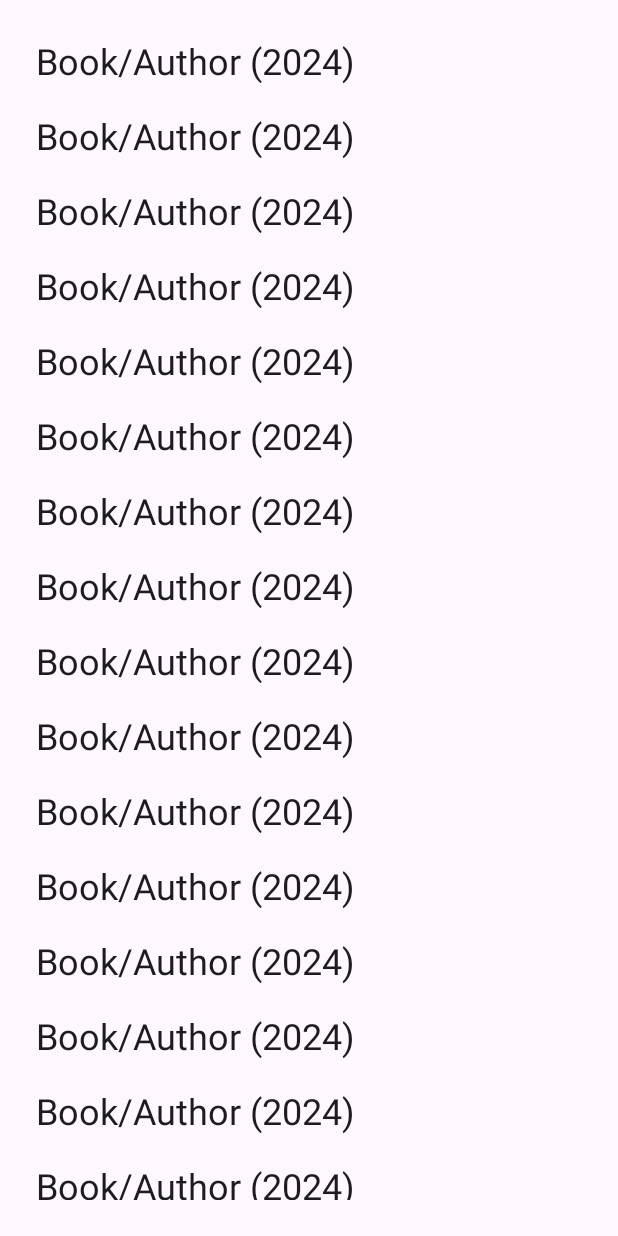
After one commit to IThror10/bookTinder, an Android app: the fragment MatchesFragment shown on its own in the app's theme, on a phone screen of 412 x 824 dp. The commit adds this screen. Run offline under Robolectric (Android 15) with nearby library versions, the phone set to English and light mode, and no system bars.

Commit message:
My matches view (without alert dialog)

```diff
--- a/Binder/app/src/main/java/com/example/binder/MainActivity.kt
+++ b/Binder/app/src/main/java/com/example/binder/MainActivity.kt
@@ -38,7 +38,7 @@ class MainActivity : AppCompatActivity() {
         // menu should be considered as top level destinations.
         appBarConfiguration = AppBarConfiguration(
             setOf(
-                R.id.nav_home, R.id.nav_gallery, R.id.nav_slideshow
+                R.id.nav_profile, R.id.nav_matches, R.id.nav_new_book
             ), drawerLayout
         )
         setupActionBarWithNavController(navController, appBarConfiguration)
--- a/Binder/app/src/main/java/com/example/binder/ui/profile/Profile.kt
+++ b/Binder/app/src/main/java/com/example/binder/model/Profile.kt
@@ -1,4 +1,4 @@
-package com.example.binder.ui.profile
+package com.example.binder.model
 
 import com.example.binder.model.Book
 
--- /dev/null
+++ b/Binder/app/src/main/java/com/example/binder/ui/matches/MatchesFragment.kt
@@ -0,0 +1,69 @@
+package com.example.binder.ui.matches
+
+import android.os.Bundle
+import android.view.LayoutInflater
+import android.view.View
+import android.view.ViewGroup
+import androidx.fragment.app.Fragment
+import androidx.recyclerview.widget.LinearLayoutManager
+import androidx.recyclerview.widget.RecyclerView
+import com.example.binder.databinding.FragmentMatchesBinding
+import com.example.binder.model.Book
+import com.example.binder.ui.rv.BookAdapter
+
+class MatchesFragment : Fragment() {
+
+    private var _binding: FragmentMatchesBinding? = null
+
+    // This property is only valid between onCreateView and
+    // onDestroyView.
+    private val binding get() = _binding!!
+    private lateinit var bookRV: RecyclerView
+    private lateinit var bookAdapter: BookAdapter
+
+    override fun onCreateView(
+        inflater: LayoutInflater,
+        container: ViewGroup?,
+        savedInstanceState: Bundle?
+    ): View {
+        _binding = FragmentMatchesBinding.inflate(inflater, container, false)
+        val root: View = binding.root
+
+        bookAdapter = BookAdapter()
+        bookRV = binding.matchesRvBooks
+        updateUI()
+        return root
+    }
+
+    fun updateUI() {
+        bookAdapter.setData(listOf(
+            Book("Author", "Book", 2024),
+            Book("Author", "Book", 2024),
+            Book("Author", "Book", 2024),
+            Book("Author", "Book", 2024),
+            Book("Author", "Book", 2024),
+            Book("Author", "Book", 2024),
+            Book("Author", "Book", 2024),
+            Book("Author", "Book", 2024),
+            Book("Author", "Book", 2024),
+            Book("Author", "Book", 2024),
+            Book("Author", "Book", 2024),
+            Book("Author", "Book", 2024),
+            Book("Author", "Book", 2024),
+            Book("Author", "Book", 2024),
+            Book("Author", "Book", 2024),
+            Book("Author", "Book", 2024),
+            Book("Author", "Book", 2024),
+            Book("Author", "Book", 2024),
+            Book("Author", "Book", 2024),
+            Book("Author", "Book", 2024)
+        ))
+        bookRV.layoutManager = LinearLayoutManager(context)
+        bookRV.adapter = bookAdapter
+    }
+
+    override fun onDestroyView() {
+        super.onDestroyView()
+        _binding = null
+    }
+}
--- a/Binder/app/src/main/java/com/example/binder/profile/BookAdapter.kt
+++ b/Binder/app/src/main/java/com/example/binder/ui/rv/BookAdapter.kt
@@ -1,4 +1,4 @@
-package com.example.binder.profile
+package com.example.binder.ui.rv
 
 import android.annotation.SuppressLint
 import android.view.LayoutInflater
@@ -20,7 +20,7 @@ class BookAdapter : RecyclerView.Adapter<BookViewHolder>() {
 
     override fun onCreateViewHolder(parent: ViewGroup, viewType: Int): BookViewHolder {
         val inflater = LayoutInflater.from(parent.context)
-        return BookViewHolder(inflater.inflate(R.layout.profile_rv_book_item, parent, false))
+        return BookViewHolder(inflater.inflate(R.layout.book_item, parent, false))
     }
 
     override fun getItemCount(): Int = data.size
@@ -33,7 +33,7 @@ class BookAdapter : RecyclerView.Adapter<BookViewHolder>() {
 
 class BookViewHolder(root: View): RecyclerView.ViewHolder(root) {
 
-    private val bookInfo: TextView = root.findViewById(R.id.profile_rv_book_info)
+    private val bookInfo: TextView = root.findViewById(R.id.book_item_book_info)
 
     @SuppressLint("SetTextI18n")
     fun bind(book: Book) {
--- a/Binder/app/src/main/res/layout/profile_rv_book_item.xml
+++ b/Binder/app/src/main/res/layout/book_item.xml
@@ -5,7 +5,7 @@
     android:orientation="horizontal">
 
     <TextView
-        android:id="@+id/profile_rv_book_info"
+        android:id="@+id/book_item_book_info"
         style="@style/SimpleText"
         android:layout_width="match_parent"
         android:layout_height="match_parent"
--- a/Binder/app/src/main/res/layout/fragment_gallery.xml
+++ b/Binder/app/src/main/res/layout/fragment_matches.xml
@@ -4,19 +4,16 @@
     xmlns:tools="http://schemas.android.com/tools"
     android:layout_width="match_parent"
     android:layout_height="match_parent"
-    tools:context=".ui.gallery.GalleryFragment">
+    tools:context=".ui.matches.MatchesFragment">
 
-    <TextView
-        android:id="@+id/text_gallery"
-        android:layout_width="match_parent"
-        android:layout_height="wrap_content"
-        android:layout_marginStart="8dp"
-        android:layout_marginTop="8dp"
-        android:layout_marginEnd="8dp"
-        android:textAlignment="center"
-        android:textSize="20sp"
+    <androidx.recyclerview.widget.RecyclerView
+        android:id="@+id/matches_rv_books"
+        android:layout_width="0dp"
+        android:layout_height="0dp"
+        android:layout_margin="24dp"
         app:layout_constraintBottom_toBottomOf="parent"
         app:layout_constraintEnd_toEndOf="parent"
         app:layout_constraintStart_toStartOf="parent"
         app:layout_constraintTop_toTopOf="parent" />
+
 </androidx.constraintlayout.widget.ConstraintLayout>
--- a/Binder/app/src/main/res/values/strings.xml
+++ b/Binder/app/src/main/res/values/strings.xml
@@ -12,6 +12,7 @@
     <string name="action_settings">Settings</string>
 
     <string name="menu_profile">Profile</string>
-    <string name="menu_gallery">Gallery</string>
-    <string name="menu_slideshow">Slideshow</string>
+    <string name="menu_matches">My Matches</string>
+    <string name="menu_new_book">New Book</string>
+    <string name="partner_book_name">Partner book name</string>
 </resources>
```
Also changed, not shown: Binder/app/src/main/java/com/example/binder/ui/gallery/GalleryFragment.kt (deleted, +0 -42 lines), Binder/app/src/main/java/com/example/binder/ui/gallery/GalleryViewModel.kt (deleted, +0 -13 lines), Binder/app/src/main/java/com/example/binder/ui/profile/ProfileFragment.kt (+2 -5 lines), Binder/app/src/main/res/menu/main_drawer.xml (+5 -5 lines), Binder/app/src/main/res/navigation/mobile_navigation.xml (+8 -8 lines).
